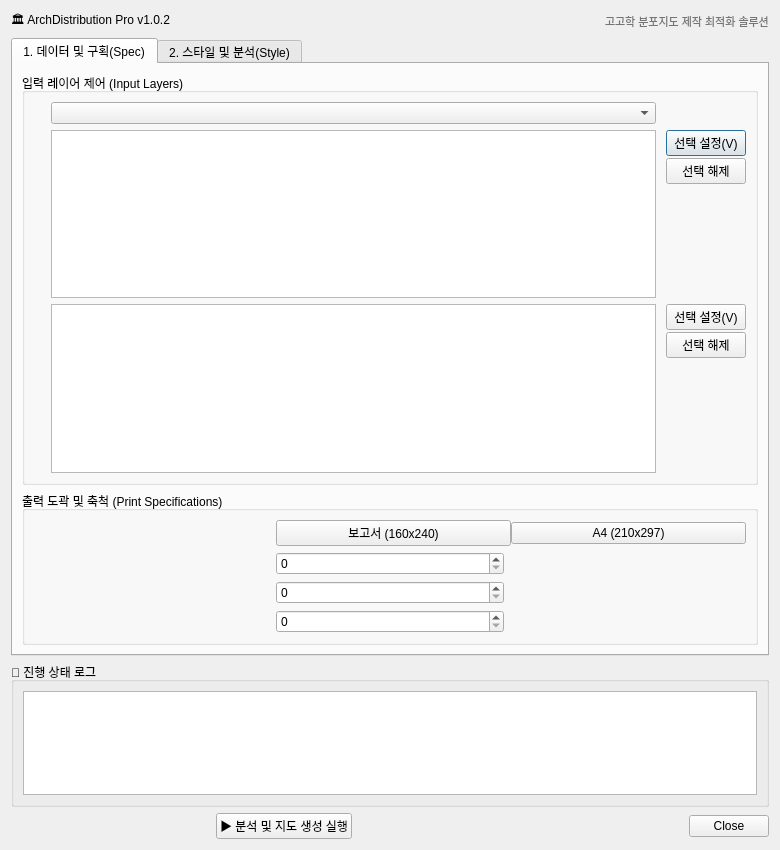
Above: arch_distribution_dialog_base.ui from lzpxilfe/ArchDistribution before the change. Below: the same form after it.
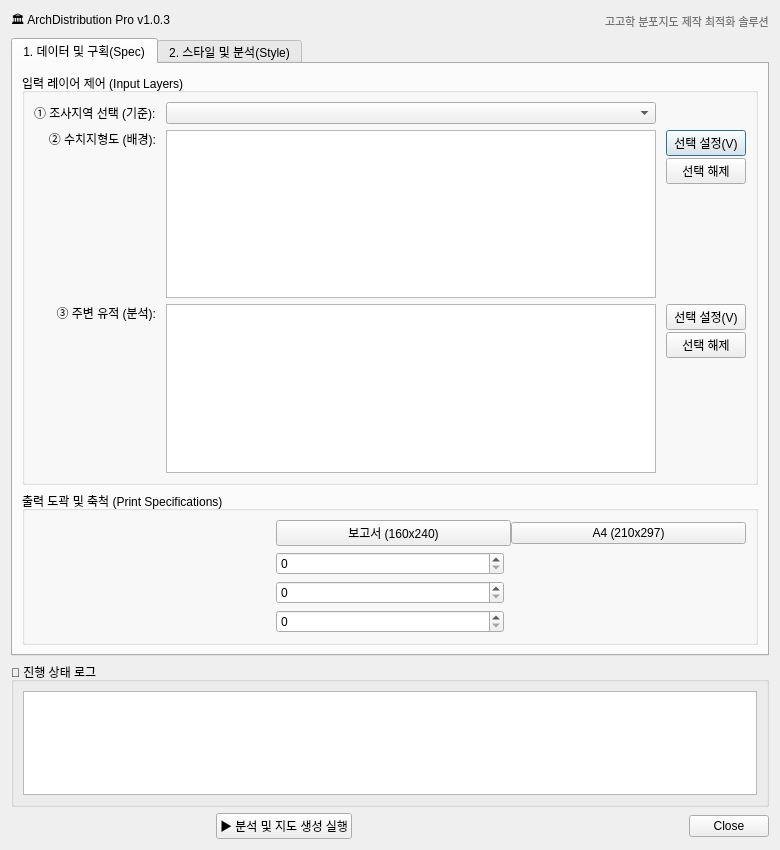
That is the form after the change.

Commit message: UI Hotfix v1.0.3: Enforced label visibility with min-width and blue color contrast

The edit to the form file:
```diff
--- a/arch_distribution_dialog_base.ui
+++ b/arch_distribution_dialog_base.ui
@@ -45,7 +45,7 @@
      <item>
       <widget class="QLabel" name="lTitle">
        <property name="text">
-        <string>🏛 ArchDistribution Pro v1.0.2</string>
+        <string>🏛 ArchDistribution Pro v1.0.3</string>
        </property>
       </widget>
      </item>
@@ -98,7 +98,9 @@
           </property>
           <item row="0" column="0">
            <widget class="QLabel" name="ld1">
-            <string>① 조사지역 선택 (기준):</string>
+            <property name="minimumWidth"><number>160</number></property>
+            <property name="text"><string>① 조사지역 선택 (기준):</string></property>
+            <property name="alignment"><enum>Qt::AlignRight|Qt::AlignTrailing|Qt::AlignVCenter</enum></property>
            </widget>
           </item>
           <item row="0" column="1">
@@ -115,7 +117,9 @@
           </item>
           <item row="1" column="0">
            <widget class="QLabel" name="ld2">
-            <string>② 수치지형도 (배경):</string>
+            <property name="minimumWidth"><number>160</number></property>
+            <property name="text"><string>② 수치지형도 (배경):</string></property>
+            <property name="alignment"><enum>Qt::AlignRight|Qt::AlignTop|Qt::AlignTrailing</enum></property>
            </widget>
           </item>
           <item row="1" column="1">
@@ -173,7 +177,9 @@
           </item>
           <item row="2" column="0">
            <widget class="QLabel" name="ld3">
-            <string>③ 주변 유적 (분석):</string>
+            <property name="minimumWidth"><number>160</number></property>
+            <property name="text"><string>③ 주변 유적 (분석):</string></property>
+            <property name="alignment"><enum>Qt::AlignRight|Qt::AlignTop|Qt::AlignTrailing</enum></property>
            </widget>
           </item>
           <item row="2" column="1">
```
Left out of the diff: 11 changed lines with no effect on the pictures. The commit also changes 1 other file.
